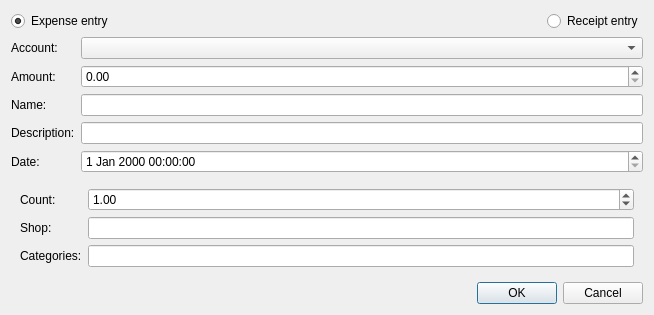
Old version of the form src/plugins/poleemery/operationpropsdialog.ui in the repository 0xd34df00d/leechcraft.
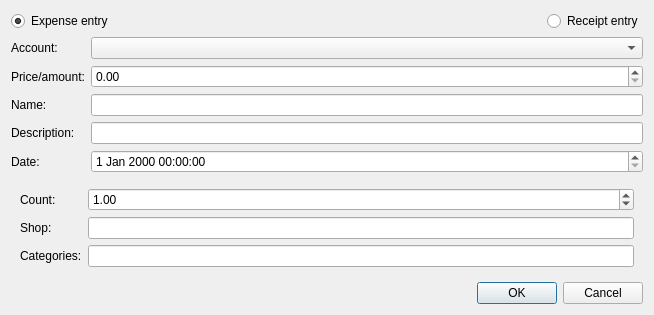
New version of the form.

Commit message: PY: amount -> price.

Diff of the .ui file:
```diff
--- a/src/plugins/poleemery/operationpropsdialog.ui
+++ b/src/plugins/poleemery/operationpropsdialog.ui
@@ -63,7 +63,7 @@
      <item row="1" column="0">
       <widget class="QLabel" name="label_2">
        <property name="text">
-        <string>Amount:</string>
+        <string>Price/amount:</string>
        </property>
       </widget>
      </item>
```
The commit also changes 3 other files.
